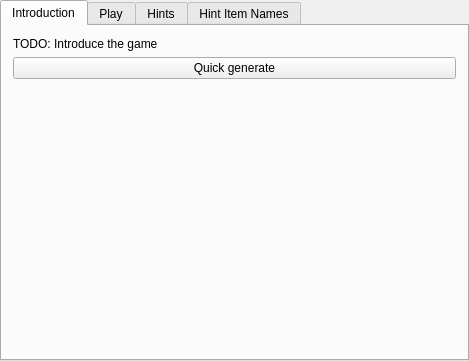
This is randovania/gui/ui_files/games_tab_corruption_widget.ui in randovania/randovania as Qt 5 draws it before an edit. The edited form follows.
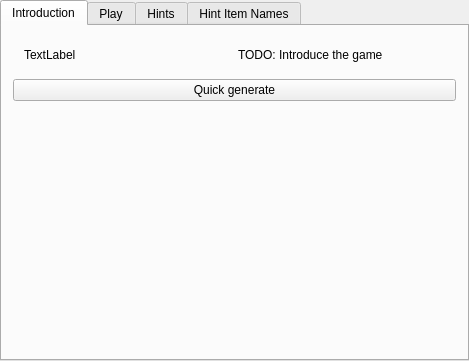
This is the edited form. Custom widgets are drawn as their Qt base class.

Commit message: display cover art in intro tab

The edit to the form file:
```diff
--- a/randovania/gui/ui_files/games_tab_corruption_widget.ui
+++ b/randovania/gui/ui_files/games_tab_corruption_widget.ui
@@ -19,10 +19,32 @@
    </attribute>
    <layout class="QVBoxLayout" name="intro_layout">
     <item>
+     <widget class="QWidget" name="horizontalWidget" native="true">
+      <property name="minimumSize">
+       <size>
+        <width>0</width>
+        <height>0</height>
+       </size>
+      </property>
+      <layout class="QHBoxLayout" name="horizontalLayout">
+       <item>
+        <widget class="QLabel" name="game_cover_label">
+         <property name="text">
+          <string>TextLabel</string>
+         </property>
+        </widget>
+       </item>
+       <item>
      <widget class="QLabel" name="intro_label">
       <property name="text">
        <string>&lt;html&gt;&lt;head/&gt;&lt;body&gt;&lt;p&gt;TODO: Introduce the game&lt;/p&gt;&lt;/body&gt;&lt;/html&gt;</string>
       </property>
+         <property name="wordWrap">
+          <bool>true</bool>
+         </property>
+        </widget>
+       </item>
+      </layout>
      </widget>
     </item>
     <item>
```
Lines whose indentation alone changed are shown as unchanged. The commit also changes 7 other files.
